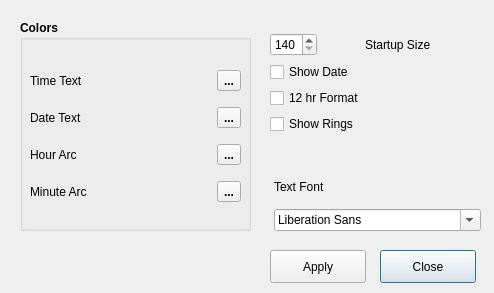
This is prefs.ui in phobi4n/Simple-Arc-Clock as Qt 5 draws it before an edit. The edited form follows.
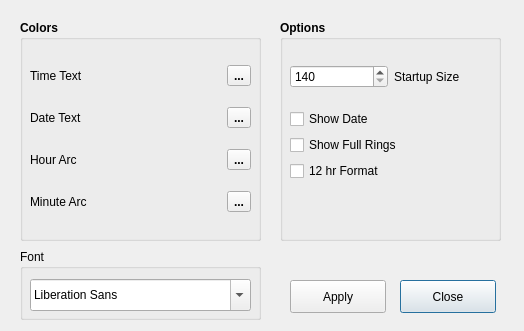
This is the edited form.

Commit message: add full rings to preferences and update prefs form

Diff of the .ui file:
```diff
--- a/prefs.ui
+++ b/prefs.ui
@@ -6,8 +6,8 @@
    <rect>
     <x>0</x>
     <y>0</y>
-    <width>494</width>
-    <height>293</height>
+    <width>524</width>
+    <height>331</height>
    </rect>
   </property>
   <property name="windowTitle">
@@ -16,8 +16,8 @@
   <widget class="QPushButton" name="pb_close">
    <property name="geometry">
     <rect>
-     <x>380</x>
-     <y>250</y>
+     <x>400</x>
+     <y>280</y>
      <width>96</width>
      <height>33</height>
     </rect>
@@ -29,8 +29,8 @@
   <widget class="QPushButton" name="pb_apply">
    <property name="geometry">
     <rect>
-     <x>270</x>
-     <y>250</y>
+     <x>290</x>
+     <y>280</y>
      <width>96</width>
      <height>33</height>
     </rect>
@@ -39,97 +39,13 @@
     <string>Apply</string>
    </property>
   </widget>
-  <widget class="QWidget" name="layoutWidget">
-   <property name="geometry">
-    <rect>
-     <x>274</x>
-     <y>170</y>
-     <width>207</width>
-     <height>61</height>
-    </rect>
-   </property>
-   <layout class="QVBoxLayout" name="verticalLayout_2">
-    <item>
-     <widget class="QLabel" name="label_font">
-      <property name="text">
-       <string>Text Font</string>
-      </property>
-     </widget>
-    </item>
-    <item>
-     <widget class="QFontComboBox" name="fcb_time"/>
-    </item>
-   </layout>
-  </widget>
-  <widget class="QWidget" name="lWidget">
-   <property name="geometry">
-    <rect>
-     <x>270</x>
-     <y>33</y>
-     <width>204</width>
-     <height>131</height>
-    </rect>
-   </property>
-   <layout class="QFormLayout" name="formLayout">
-    <item row="2" column="0" colspan="2">
-     <widget class="QCheckBox" name="cb_showDate">
-      <property name="minimumSize">
-       <size>
-        <width>172</width>
-        <height>0</height>
-       </size>
-      </property>
-      <property name="text">
-       <string>Show Date</string>
-      </property>
-     </widget>
-    </item>
-    <item row="3" column="0" colspan="2">
-     <widget class="QCheckBox" name="cb_timeFormat">
-      <property name="text">
-       <string>12 hr Format</string>
-      </property>
-     </widget>
-    </item>
-    <item row="4" column="0">
-     <widget class="QCheckBox" name="cb_rings">
-      <property name="text">
-       <string>Show Rings</string>
-      </property>
-     </widget>
-    </item>
-    <item row="1" column="0">
-     <widget class="QSpinBox" name="sb_startSize">
-      <property name="minimum">
-       <number>140</number>
-      </property>
-      <property name="maximum">
-       <number>640</number>
-      </property>
-     </widget>
-    </item>
-    <item row="1" column="1">
-     <widget class="QLabel" name="label_5">
-      <property name="minimumSize">
-       <size>
-        <width>72</width>
-        <height>0</height>
-       </size>
-      </property>
-      <property name="text">
-       <string>Startup Size</string>
-      </property>
-     </widget>
-    </item>
-   </layout>
-  </widget>
   <widget class="QGroupBox" name="groupBox">
    <property name="geometry">
     <rect>
      <x>20</x>
      <y>20</y>
-     <width>231</width>
-     <height>211</height>
+     <width>241</width>
+     <height>221</height>
     </rect>
    </property>
    <property name="font">
@@ -145,9 +61,9 @@
     <property name="geometry">
      <rect>
       <x>10</x>
-      <y>40</y>
-      <width>211</width>
-      <height>156</height>
+      <y>30</y>
+      <width>221</width>
+      <height>181</height>
      </rect>
     </property>
     <layout class="QGridLayout" name="gridLayout">
@@ -220,6 +136,15 @@
      </item>
      <item row="2" column="1">
       <widget class="QLabel" name="lbl_hourColor">
+       <property name="frameShape">
+        <enum>QFrame::NoFrame</enum>
+       </property>
+       <property name="frameShadow">
+        <enum>QFrame::Plain</enum>
+       </property>
+       <property name="lineWidth">
+        <number>0</number>
+       </property>
        <property name="text">
         <string/>
        </property>
@@ -262,6 +187,144 @@
     </layout>
    </widget>
   </widget>
+  <widget class="QGroupBox" name="groupBox_2">
+   <property name="geometry">
+    <rect>
+     <x>20</x>
+     <y>249</y>
+     <width>241</width>
+     <height>71</height>
+    </rect>
+   </property>
+   <property name="title">
+    <string>Font</string>
+   </property>
+   <widget class="QFontComboBox" name="fcb_time">
+    <property name="geometry">
+     <rect>
+      <x>10</x>
+      <y>30</y>
+      <width>221</width>
+      <height>32</height>
+     </rect>
+    </property>
+   </widget>
+  </widget>
+  <widget class="QGroupBox" name="groupBox_3">
+   <property name="geometry">
+    <rect>
+     <x>280</x>
+     <y>20</y>
+     <width>221</width>
+     <height>221</height>
+    </rect>
+   </property>
+   <property name="font">
+    <font>
+     <weight>75</weight>
+     <bold>true</bold>
+    </font>
+   </property>
+   <property name="title">
+    <string>Options</string>
+   </property>
+   <widget class="QWidget" name="">
+    <property name="geometry">
+     <rect>
+      <x>10</x>
+      <y>30</y>
+      <width>201</width>
+      <height>131</height>
+     </rect>
+    </property>
+    <layout class="QVBoxLayout" name="verticalLayout">
+     <item>
+      <layout class="QHBoxLayout" name="horizontalLayout">
+       <item>
+        <widget class="QSpinBox" name="sb_startSize">
+         <property name="font">
+          <font>
+           <weight>50</weight>
+           <bold>false</bold>
+          </font>
+         </property>
+         <property name="minimum">
+          <number>140</number>
+         </property>
+         <property name="maximum">
+          <number>640</number>
+         </property>
+        </widget>
+       </item>
+       <item>
+        <widget class="QLabel" name="label_5">
+         <property name="minimumSize">
+          <size>
+           <width>89</width>
+           <height>0</height>
+          </size>
+         </property>
+         <property name="font">
+          <font>
+           <weight>50</weight>
+           <bold>false</bold>
+          </font>
+         </property>
+         <property name="text">
+          <string>Startup Size</string>
+         </property>
+        </widget>
+       </item>
+      </layout>
+     </item>
+     <item>
+      <widget class="QCheckBox" name="cb_showDate">
+       <property name="minimumSize">
+        <size>
+         <width>0</width>
+         <height>0</height>
+        </size>
+       </property>
+       <property name="font">
+        <font>
+         <weight>50</weight>
+         <bold>false</bold>
+        </font>
+       </property>
+       <property name="text">
+        <string>Show Date</string>
+       </property>
+      </widget>
+     </item>
+     <item>
+      <widget class="QCheckBox" name="cb_rings">
+       <property name="font">
+        <font>
+         <weight>50</weight>
+         <bold>false</bold>
+        </font>
+       </property>
+       <property name="text">
+        <string>Show Full Rings</string>
+       </property>
+      </widget>
+     </item>
+     <item>
+      <widget class="QCheckBox" name="cb_timeFormat">
+       <property name="font">
+        <font>
+         <weight>50</weight>
+         <bold>false</bold>
+        </font>
+       </property>
+       <property name="text">
+        <string>12 hr Format</string>
+       </property>
+      </widget>
+     </item>
+    </layout>
+   </widget>
+  </widget>
   <zorder>groupBox</zorder>
   <zorder>pb_close</zorder>
   <zorder>pb_apply</zorder>
```
Left out of the diff: 8 changed lines with no effect on the pictures. The commit also changes 3 other files.
